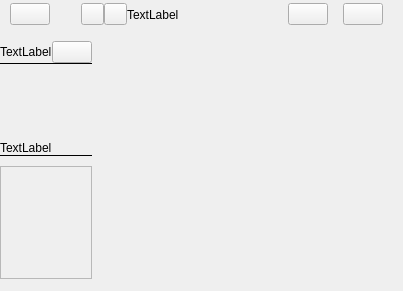
levirumm/MyCalendar, file app/gui/layout/calendar_layout.ui: the form before one commit.
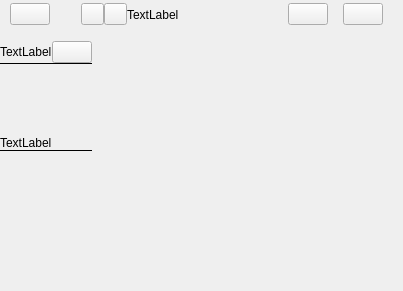
The form after the commit. Icons and pictures are not drawn.

Commit message: Added see more events button to calendar cells. Restricted events displayed in a cell. Changed due exam selection logic

Patch:
```diff
--- a/app/gui/layout/calendar_layout.ui
+++ b/app/gui/layout/calendar_layout.ui
@@ -632,7 +632,7 @@
            <property name="sizePolicy">
             <sizepolicy hsizetype="Preferred" vsizetype="Preferred">
              <horstretch>0</horstretch>
-             <verstretch>11</verstretch>
+             <verstretch>12</verstretch>
             </sizepolicy>
            </property>
            <property name="frameShape">
@@ -715,7 +715,7 @@
               <property name="sizePolicy">
                <sizepolicy hsizetype="Preferred" vsizetype="Preferred">
                 <horstretch>0</horstretch>
-                <verstretch>9</verstretch>
+                <verstretch>10</verstretch>
                </sizepolicy>
               </property>
               <property name="frameShape">
@@ -763,7 +763,7 @@
                 </widget>
                </item>
                <item>
-                <layout class="QVBoxLayout" name="to_do_list_layout">
+                <layout class="QVBoxLayout" name="scroll_container">
                  <property name="spacing">
                   <number>0</number>
                  </property>
@@ -774,7 +774,13 @@
                   <number>10</number>
                  </property>
                  <item>
-                  <widget class="QScrollArea" name="scroll_layout">
+                  <widget class="QScrollArea" name="scroll_area">
+                   <property name="frameShape">
+                    <enum>QFrame::NoFrame</enum>
+                   </property>
+                   <property name="verticalScrollBarPolicy">
+                    <enum>Qt::ScrollBarAlwaysOff</enum>
+                   </property>
                    <property name="widgetResizable">
                     <bool>true</bool>
                    </property>
@@ -783,10 +789,27 @@
                      <rect>
                       <x>0</x>
                       <y>0</y>
-                      <width>77</width>
-                      <height>105</height>
+                      <width>79</width>
+                      <height>119</height>
                      </rect>
                     </property>
+                    <layout class="QVBoxLayout" name="to_do_list_layout">
+                     <property name="spacing">
+                      <number>0</number>
+                     </property>
+                     <property name="leftMargin">
+                      <number>0</number>
+                     </property>
+                     <property name="topMargin">
+                      <number>0</number>
+                     </property>
+                     <property name="rightMargin">
+                      <number>0</number>
+                     </property>
+                     <property name="bottomMargin">
+                      <number>0</number>
+                     </property>
+                    </layout>
                    </widget>
                   </widget>
                  </item>
```
Left out of the diff: 2 changed lines with no effect on the pictures. The commit also changes 12 other files.
